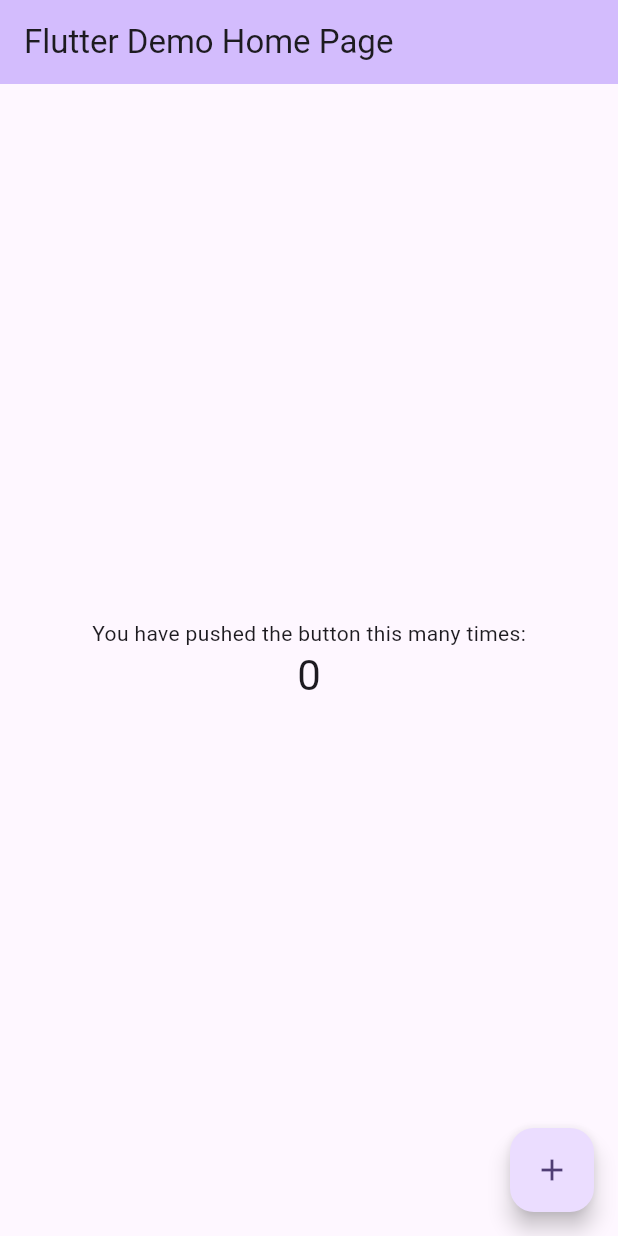
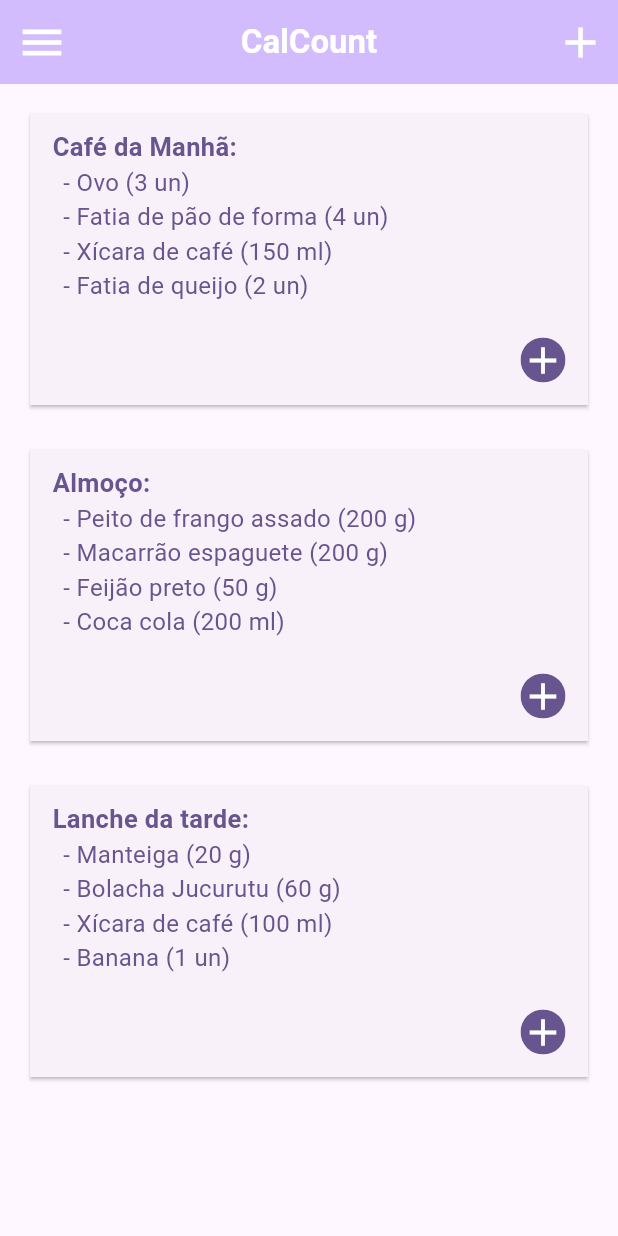
Before and after one commit to carloseps/calcount, a Flutter app: the screen it shows after launch, on a phone screen of 412 x 824 dp. Run offline on Flutter 3.47's test engine with Material 3 defaults, Android fonts, the phone set to English and light mode, and no system bars.

Commit message:
criação dos modelos e componente Meal_List; tela inicial

```diff
--- /dev/null
+++ b/lib/components/meal_list.dart
@@ -0,0 +1,85 @@
+import 'package:calcount/model/meal.dart';
+import 'package:flutter/material.dart';
+
+class MealList extends StatelessWidget {
+  final List<Meal> dailyMealList;
+
+  MealList({
+    required this.dailyMealList,
+  });
+
+  @override
+  Widget build(BuildContext context) {
+    if (dailyMealList.isEmpty) {
+      return Container(
+        height: 300,
+        child: const Center(
+          child: Text("Vamos adicionar refeições!"),
+        ),
+      );
+    }
+
+    return Container(
+      height: 300,
+      child: ListView.builder(
+        itemCount: dailyMealList.length,
+        itemBuilder: (context, index) {
+          final meal = dailyMealList[index];
+          return Card(
+            shape: const RoundedRectangleBorder(
+              borderRadius: BorderRadius.zero
+            ),
+            margin: const EdgeInsets.only(bottom: 30),
+            child: Column(
+              crossAxisAlignment: CrossAxisAlignment.start,
+              children: [
+                Padding(
+                  padding:
+                      const EdgeInsets.fromLTRB(15, 10, 15, 0),
+                  child: Text(
+                    "${meal.name}:",
+                    style: TextStyle(
+                      fontSize: 17,
+                        fontWeight: FontWeight.bold,
+                        color: Theme.of(context).primaryColor),
+                  ),
+                ),
+                Padding(
+                  padding:
+                      const EdgeInsets.symmetric(horizontal: 22, vertical: 0),
+                  child: Text(
+                    meal.toString(),
+                    style: TextStyle(color: Theme.of(context).primaryColor, fontSize: 16),
+                  ),
+                ),
+                Padding(
+                  padding: const EdgeInsets.fromLTRB(0, 0, 15, 15),
+                  child: Row(
+                    mainAxisAlignment: MainAxisAlignment.end,
+                    children: [
+                      ClipOval(
+                        child: Material(
+                          color: Theme.of(context).primaryColor,
+                          child: InkWell(
+                            onTap: () {
+                              // Ação ao pressionar o ícone de adição
+                            },
+                            child: const Icon(
+                              Icons.add,
+                              size: 30, // Tamanho do ícone
+                              color: Colors.white, // Cor do ícone
+                            ),
+                          ),
+                        ),
+                      ),
+                    ],
+                  ),
+                ),
+              ],
+            ),
+          );
+        },
+      ),
+    );
+  }
+}
--- /dev/null
+++ b/lib/components/mocked_data.dart
@@ -0,0 +1,25 @@
+import '../model/meal.dart';
+
+List<Meal> meals = [
+      Meal(name: "Café da Manhã", foods: [
+        Food(name: "Ovo", quantity: 3, quantityUnit: unit.un),
+        Food(name: "Fatia de pão de forma", quantity: 4, quantityUnit: unit.un),
+        Food(name: "Xícara de café", quantity: 150, quantityUnit: unit.ml),
+        Food(name: "Fatia de queijo", quantity: 2, quantityUnit: unit.un)
+      ]),
+      Meal(name: "Almoço", foods: [
+        Food(
+            name: "Peito de frango assado", quantity: 200, quantityUnit: unit.g),
+        Food(name: "Macarrão espaguete", quantity: 200, quantityUnit: unit.g),
+        Food(name: "Feijão preto", quantity: 50, quantityUnit: unit.g),
+        Food(name: "Coca cola", quantity: 200, quantityUnit: unit.ml)
+      ]),
+      Meal(name: "Lanche da tarde", foods: [
+        Food(
+          name: "Manteiga", quantity: 20, quantityUnit: unit.g
+        ),
+        Food(name: "Bolacha Jucurutu", quantity: 60, quantityUnit: unit.g),
+        Food(name: "Xícara de café", quantity: 100, quantityUnit: unit.ml),
+        Food(name: "Banana", quantity: 1, quantityUnit: unit.un)
+      ]),
+    ];
--- a/lib/main.dart
+++ b/lib/main.dart
@@ -1,4 +1,8 @@
+import 'package:calcount/components/mocked_data.dart';
+import 'package:calcount/model/meal.dart';
 import 'package:flutter/material.dart';
+
+import 'components/meal_list.dart';
 
 void main() {
   runApp(const MyApp());
@@ -11,42 +15,19 @@
   @override
   Widget build(BuildContext context) {
     return MaterialApp(
-      title: 'Flutter Demo',
+      title: 'CalCount',
       theme: ThemeData(
-        // This is the theme of your application.
         //
-        // TRY THIS: Try running your application with "flutter run". You'll see
-        // the application has a purple toolbar. Then, without quitting the app,
-        // try changing the seedColor in the colorScheme below to Colors.green
-        // and then invoke "hot reload" (save your changes or press the "hot
-        // reload" button in a Flutter-supported IDE, or press "r" if you used
-        // the command line to start the app).
-        //
-        // Notice that the counter didn't reset back to zero; the application
-        // state is not lost during the reload. To reset the state, use hot
-        // restart instead.
-        //
-        // This works for code too, not just values: Most code changes can be
-        // tested with just a hot reload.
         colorScheme: ColorScheme.fromSeed(seedColor: Colors.deepPurple),
         useMaterial3: true,
       ),
-      home: const MyHomePage(title: 'Flutter Demo Home Page'),
+      home: const MyHomePage(title: 'CalCount'),
     );
   }
 }
 
 class MyHomePage extends StatefulWidget {
   const MyHomePage({super.key, required this.title});
-
-  // This widget is the home page of your application. It is stateful, meaning
-  // that it has a State object (defined below) that contains fields that affect
-  // how it looks.
-
-  // This class is the configuration for the state. It holds the values (in this
-  // case the title) provided by the parent (in this case the App widget) and
-  // used by the build method of the State. Fields in a Widget subclass are
-  // always marked "final".
 
   final String title;
 
@@ -55,71 +36,51 @@
 }
 
 class _MyHomePageState extends State<MyHomePage> {
-  int _counter = 0;
-
-  void _incrementCounter() {
-    setState(() {
-      // This call to setState tells the Flutter framework that something has
-      // changed in this State, which causes it to rerun the build method below
-      // so that the display can reflect the updated values. If we changed
-      // _counter without calling setState(), then the build method would not be
-      // called again, and so nothing would appear to happen.
-      _counter++;
-    });
-  }
-
   @override
   Widget build(BuildContext context) {
-    // This method is rerun every time setState is called, for instance as done
-    // by the _incrementCounter method above.
-    //
-    // The Flutter framework has been optimized to make rerunning build methods
-    // fast, so that you can just rebuild anything that needs updating rather
-    // than having to individually change instances of widgets.
+
+    // Obtendo as informações de MediaQuery
+    final mediaQuery = MediaQuery.of(context);
+    // Obtendo o fator de escala de texto da MediaQuery
+    final textScale = mediaQuery.textScaler;
+    // Definindo o tamanho do ícone com base na largura da tela
+    final iconSize = mediaQuery.size.width > 600 ? 46.0 : 34.0;
+
     return Scaffold(
       appBar: AppBar(
-        // TRY THIS: Try changing the color here to a specific color (to
-        // Colors.amber, perhaps?) and trigger a hot reload to see the AppBar
-        // change color while the other colors stay the same.
         backgroundColor: Theme.of(context).colorScheme.inversePrimary,
-        // Here we take the value from the MyHomePage object that was created by
-        // the App.build method, and use it to set our appbar title.
-        title: Text(widget.title),
+        leading: IconButton(
+          iconSize: iconSize,
+          icon: const Icon(Icons.menu, color: Colors.white),
+          onPressed: () {
+            //abrir o drawer
+          },
+        ),
+        title: Text(
+          widget.title,
+          textScaler: textScale,
+          style:
+              const TextStyle(color: Colors.white, fontWeight: FontWeight.bold),
+        ),
+        actions: [
+          IconButton(
+              onPressed: () {},
+              iconSize: iconSize,
+              icon: const Icon(
+                Icons.add,
+                color: Colors.white,
+              ))
+        ],
+        centerTitle: true,
       ),
-      body: Center(
-        // Center is a layout widget. It takes a single child and positions it
-        // in the middle of the parent.
-        child: Column(
-          // Column is also a layout widget. It takes a list of children and
-          // arranges them vertically. By default, it sizes itself to fit its
-          // children horizontally, and tries to be as tall as its parent.
-          //
-          // Column has various properties to control how it sizes itself and
-          // how it positions its children. Here we use mainAxisAlignment to
-          // center the children vertically; the main axis here is the vertical
-          // axis because Columns are vertical (the cross axis would be
-          // horizontal).
-          //
-          // TRY THIS: Invoke "debug painting" (choose the "Toggle Debug Paint"
-          // action in the IDE, or press "p" in the console), to see the
-          // wireframe for each widget.
-          mainAxisAlignment: MainAxisAlignment.center,
-          children: <Widget>[
-            const Text(
-              'You have pushed the button this many times:',
-            ),
-            Text(
-              '$_counter',
-              style: Theme.of(context).textTheme.headlineMedium,
-            ),
-          ],
-        ),
-      ),
-      floatingActionButton: FloatingActionButton(
-        onPressed: _incrementCounter,
-        tooltip: 'Increment',
-        child: const Icon(Icons.add),
-      ), // This trailing comma makes auto-formatting nicer for build methods.
+      body: Container(
+          padding: const EdgeInsets.all(20),
+          child: Column(
+            children: [
+              //meals está vindo de mocked_data
+              Expanded(child: MealList(dailyMealList: meals)),
+            ],
+          )),
     );
   }
 }
--- /dev/null
+++ b/lib/model/meal.dart
@@ -0,0 +1,45 @@
+class Meal{
+  String name;
+  List<Food> foods;
+  int? totalCalories;
+  DateTime? datetime;
+
+  Meal({
+    required this.name,
+    required this.foods,
+    this.totalCalories,
+    this.datetime
+  });
+
+  @override
+  String toString() {
+    String foodListString = '';
+    for (Food food in foods) {
+      foodListString += '- ${food.name} (${food.quantity} ${food.quantityUnit.toString().split('.').last}) \n';
+    }
+    return foodListString;
+  }
+}
+
+class Food{
+  String name;
+  double? carbohydrates;
+  double? fats; //gordura
+  int? calories;
+  int? quantity;
+  unit? quantityUnit;
+
+  Food({
+    required this.name,
+    this.carbohydrates,
+    this.fats,
+    this.calories,
+    this.quantity,
+    this.quantityUnit
+  });
+}
+
+//unidade
+enum unit{
+  ml, un, g
+}
```
